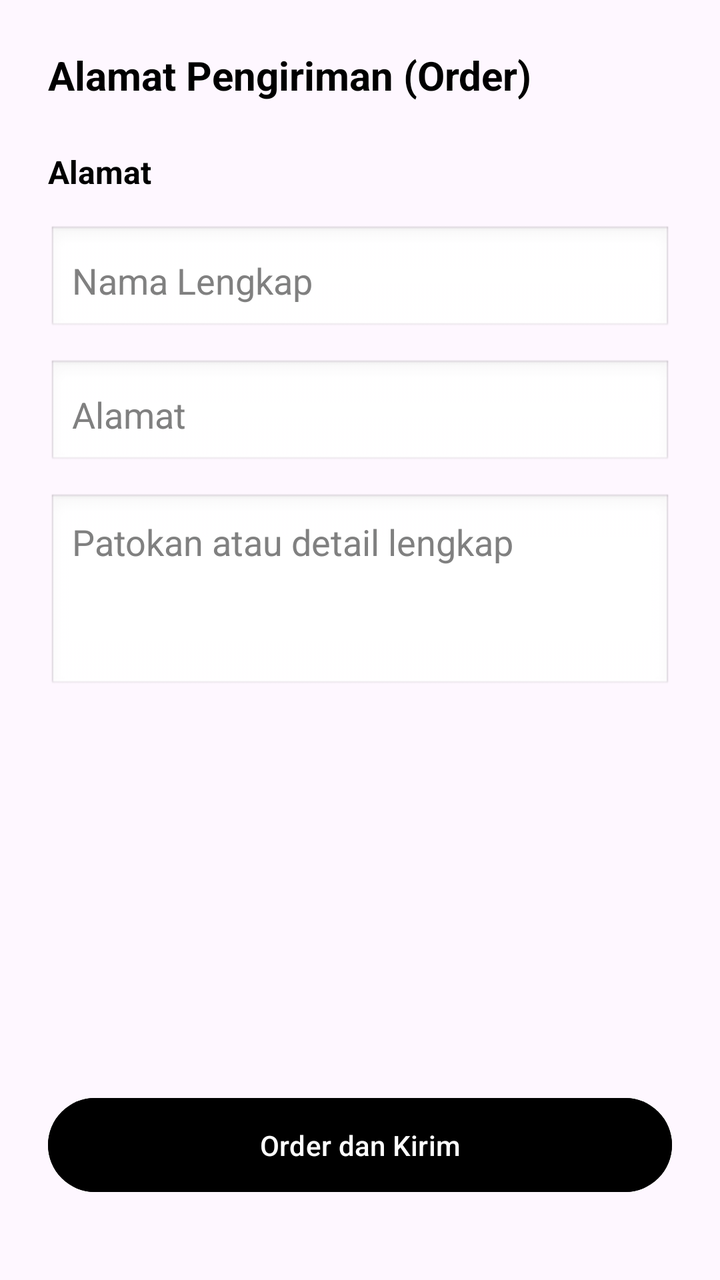
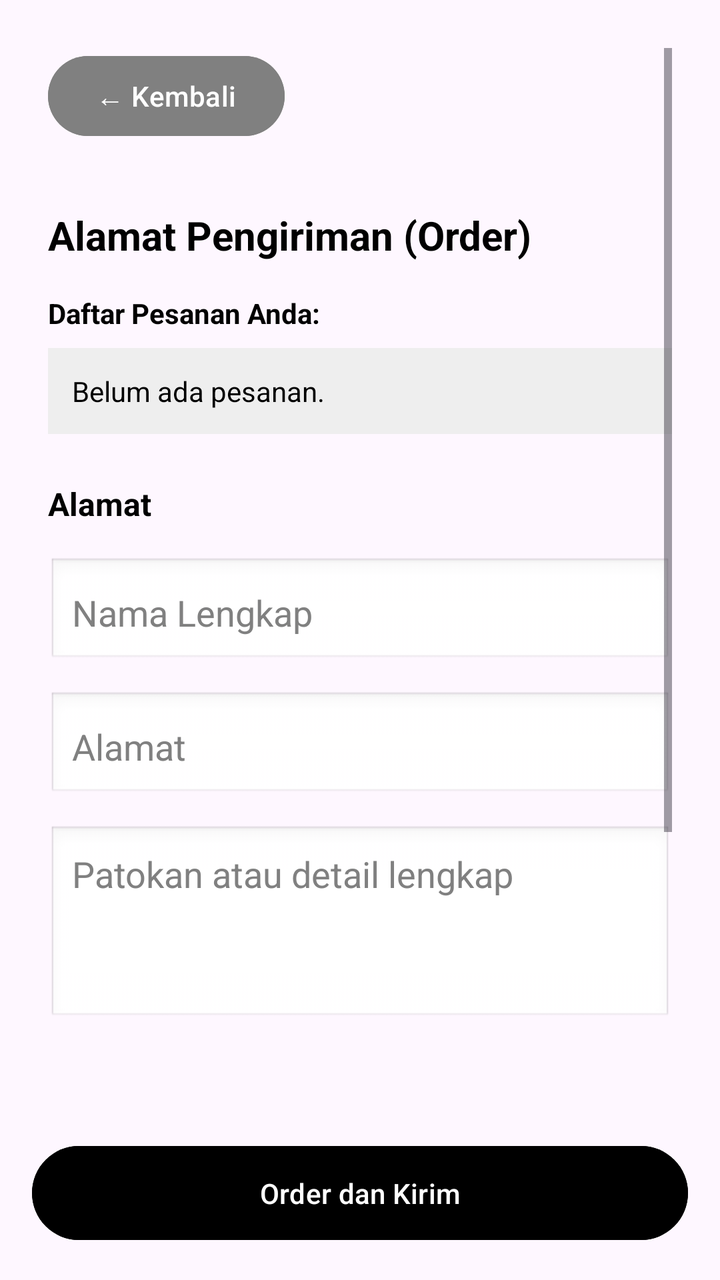

Compare the two renders of this Android layout. The source of the first and the diff that turns it into the second are given below.
<!-- AndroidManifest.xml: application theme Theme.KopiDanNyemil -->
<!-- res/layout/activity_order_address.xml -->
<?xml version="1.0" encoding="utf-8"?>
<RelativeLayout xmlns:android="http://schemas.android.com/apk/res/android"
    android:layout_width="match_parent"
    android:layout_height="match_parent"
    android:padding="24dp">

    <LinearLayout
        android:layout_width="match_parent"
        android:layout_height="wrap_content"
        android:orientation="vertical">

        <TextView
            android:layout_width="wrap_content"
            android:layout_height="wrap_content"
            android:text="Alamat Pengiriman (Order)"
            android:textColor="@android:color/black"
            android:textSize="20sp"
            android:textStyle="bold" />

        <TextView
            android:layout_width="wrap_content"
            android:layout_height="wrap_content"
            android:layout_marginTop="24dp"
            android:text="Alamat"
            android:textColor="@android:color/black"
            android:textSize="16sp"
            android:textStyle="bold" />

        <EditText
            android:id="@+id/etOrderName"
            android:layout_width="match_parent"
            android:layout_height="55dp"
            android:layout_marginTop="16dp"
            android:background="@android:drawable/edit_text"
            android:hint="Nama Lengkap"
            android:padding="12dp"
            android:textColor="@android:color/black"
            android:textColorHint="#808080" />

        <EditText
            android:id="@+id/etOrderAddress"
            android:layout_width="match_parent"
            android:layout_height="55dp"
            android:layout_marginTop="12dp"
            android:background="@android:drawable/edit_text"
            android:hint="Alamat"
            android:padding="12dp"
            android:textColor="@android:color/black"
            android:textColorHint="#808080" />

        <EditText
            android:id="@+id/etOrderDetail"
            android:layout_width="match_parent"
            android:layout_height="100dp"
            android:layout_marginTop="12dp"
            android:background="@android:drawable/edit_text"
            android:gravity="top|start"
            android:hint="Patokan atau detail lengkap"
            android:inputType="textMultiLine"
            android:padding="12dp"
            android:textColor="@android:color/black"
            android:textColorHint="#808080" />
    </LinearLayout>

    <Button
        android:id="@+id/btnSubmitOrder"
        android:layout_width="match_parent"
        android:layout_height="55dp"
        android:layout_alignParentBottom="true"
        android:layout_marginBottom="16dp"
        android:backgroundTint="@android:color/black"
        android:text="Order dan Kirim"
        android:textAllCaps="false"
        android:textColor="@android:color/white" />
</RelativeLayout>
<!-- resources referenced by this layout -->
<resources>
  <style name="Theme.KopiDanNyemil" parent="Base.Theme.KopiDanNyemil" />
  <style name="Base.Theme.KopiDanNyemil" parent="Theme.Material3.DayNight.NoActionBar">
          
          
      </style>
</resources>

<!-- the commit's change to res/layout/activity_order_address.xml (unified diff, before → after) -->
@@ -1,73 +1,109 @@
 <?xml version="1.0" encoding="utf-8"?>
 <RelativeLayout xmlns:android="http://schemas.android.com/apk/res/android"
     android:layout_width="match_parent"
-    android:layout_height="match_parent"
-    android:padding="24dp">
+    android:layout_height="match_parent">
 
-    <LinearLayout
+    <ScrollView
         android:layout_width="match_parent"
-        android:layout_height="wrap_content"
-        android:orientation="vertical">
+        android:layout_height="match_parent"
+        android:layout_above="@+id/btnSubmitOrder"
+        android:padding="24dp">
 
-        <TextView
-            android:layout_width="wrap_content"
+        <LinearLayout
+            android:layout_width="match_parent"
             android:layout_height="wrap_content"
-            android:text="Alamat Pengiriman (Order)"
-            android:textColor="@android:color/black"
-            android:textSize="20sp"
-            android:textStyle="bold" />
+            android:orientation="vertical"
+            android:paddingBottom="200dp">
 
-        <TextView
-            android:layout_width="wrap_content"
-            android:layout_height="wrap_content"
-            android:layout_marginTop="24dp"
-            android:text="Alamat"
-            android:textColor="@android:color/black"
-            android:textSize="16sp"
-            android:textStyle="bold" />
+            <Button
+                android:id="@+id/btnBack"
+                android:layout_width="wrap_content"
+                android:layout_height="wrap_content"
+                android:layout_gravity="start"
+                android:layout_marginBottom="32dp"
+                android:backgroundTint="#808080"
+                android:text="← Kembali"
+                android:textAllCaps="false"
+                android:textColor="@android:color/white" />
 
-        <EditText
-            android:id="@+id/etOrderName"
-            android:layout_width="match_parent"
-            android:layout_height="55dp"
-            android:layout_marginTop="16dp"
-            android:background="@android:drawable/edit_text"
-            android:hint="Nama Lengkap"
-            android:padding="12dp"
-            android:textColor="@android:color/black"
-            android:textColorHint="#808080" />
+            <TextView
+                android:layout_width="wrap_content"
+                android:layout_height="wrap_content"
+                android:text="Alamat Pengiriman (Order)"
+                android:textColor="@android:color/black"
+                android:textSize="20sp"
+                android:textStyle="bold" />
 
-        <EditText
-            android:id="@+id/etOrderAddress"
-            android:layout_width="match_parent"
-            android:layout_height="55dp"
-            android:layout_marginTop="12dp"
-            android:background="@android:drawable/edit_text"
-            android:hint="Alamat"
-            android:padding="12dp"
-            android:textColor="@android:color/black"
-            android:textColorHint="#808080" />
+            <TextView
+                android:layout_width="wrap_content"
+                android:layout_height="wrap_content"
+                android:layout_marginTop="16dp"
+                android:text="Daftar Pesanan Anda:"
+                android:textColor="@android:color/black"
+                android:textStyle="bold" />
 
-        <EditText
-            android:id="@+id/etOrderDetail"
-            android:layout_width="match_parent"
-            android:layout_height="100dp"
-            android:layout_marginTop="12dp"
-            android:background="@android:drawable/edit_text"
-            android:gravity="top|start"
-            android:hint="Patokan atau detail lengkap"
-            android:inputType="textMultiLine"
-            android:padding="12dp"
-            android:textColor="@android:color/black"
-            android:textColorHint="#808080" />
-    </LinearLayout>
+            <TextView
+                android:id="@+id/tvDaftarPesanan"
+                android:layout_width="match_parent"
+                android:layout_height="wrap_content"
+                android:layout_marginTop="8dp"
+                android:background="#EEEEEE"
+                android:padding="12dp"
+                android:text="Belum ada pesanan."
+                android:textColor="@android:color/black" />
+
+            <TextView
+                android:layout_width="wrap_content"
+                android:layout_height="wrap_content"
+                android:layout_marginTop="24dp"
+                android:text="Alamat"
+                android:textColor="@android:color/black"
+                android:textSize="16sp"
+                android:textStyle="bold" />
+
+            <EditText
+                android:id="@+id/etOrderName"
+                android:layout_width="match_parent"
+                android:layout_height="55dp"
+                android:layout_marginTop="16dp"
+                android:background="@android:drawable/edit_text"
+                android:hint="Nama Lengkap"
+                android:padding="12dp"
+                android:textColor="@android:color/black"
+                android:textColorHint="#808080" />
+
+            <EditText
+                android:id="@+id/etOrderAddress"
+                android:layout_width="match_parent"
+                android:layout_height="55dp"
+                android:layout_marginTop="12dp"
+                android:background="@android:drawable/edit_text"
+                android:hint="Alamat"
+                android:padding="12dp"
+                android:textColor="@android:color/black"
+                android:textColorHint="#808080" />
+
+            <EditText
+                android:id="@+id/etOrderDetail"
+                android:layout_width="match_parent"
+                android:layout_height="100dp"
+                android:layout_marginTop="12dp"
+                android:background="@android:drawable/edit_text"
+                android:gravity="top|start"
+                android:hint="Patokan atau detail lengkap"
+                android:inputType="textMultiLine"
+                android:padding="12dp"
+                android:textColor="@android:color/black"
+                android:textColorHint="#808080" />
+        </LinearLayout>
+    </ScrollView>
 
     <Button
         android:id="@+id/btnSubmitOrder"
         android:layout_width="match_parent"
         android:layout_height="55dp"
         android:layout_alignParentBottom="true"
-        android:layout_marginBottom="16dp"
+        android:layout_margin="16dp"
         android:backgroundTint="@android:color/black"
         android:text="Order dan Kirim"
         android:textAllCaps="false"
